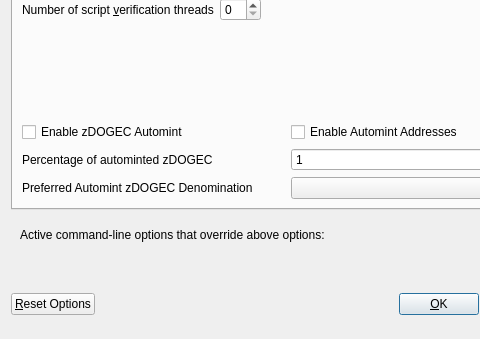
Before: the Qt Designer form src/qt/forms/optionsdialog.ui in dogecash/dogecash-old, drawn with Qt 5; both pictures show x 0 to 480 and y 103 to 442 of the 576 by 442 pixel window.
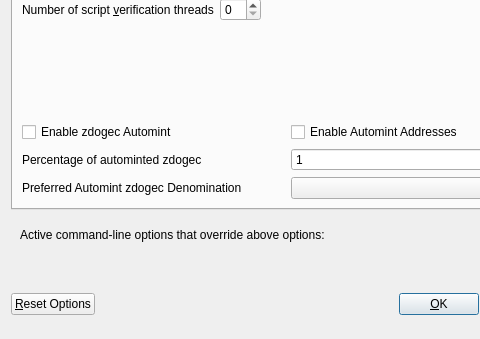
After: the same form once the commit is applied. The open tabs and pages were chosen to show the change. Custom widgets are drawn as their Qt base class.

```diff
--- a/src/qt/forms/optionsdialog.ui
+++ b/src/qt/forms/optionsdialog.ui
@@ -141,7 +141,7 @@
             <enum>Qt::LeftToRight</enum>
            </property>
            <property name="text">
-            <string>Enable zDOGEC Automint</string>
+            <string>Enable zdogec Automint</string>
            </property>
           </widget>
          </item>
@@ -168,7 +168,7 @@
             <string>Percentage of incoming DOGEC which get automatically converted to zDOGEC via Zerocoin Protocol (min: 10%)</string>
            </property>
            <property name="text">
-            <string>Percentage of autominted zDOGEC</string>
+            <string>Percentage of autominted zdogec</string>
            </property>
           </widget>
          </item>
@@ -201,7 +201,7 @@
             <string>Wait with automatic conversion to Zerocoin until enough DOGEC for this denomination is available</string>
            </property>
            <property name="text">
-            <string>Preferred Automint zDOGEC Denomination</string>
+            <string>Preferred Automint zdogec Denomination</string>
            </property>
           </widget>
          </item>
```
Left out of the diff: 6 changed lines with no effect on the pictures.
